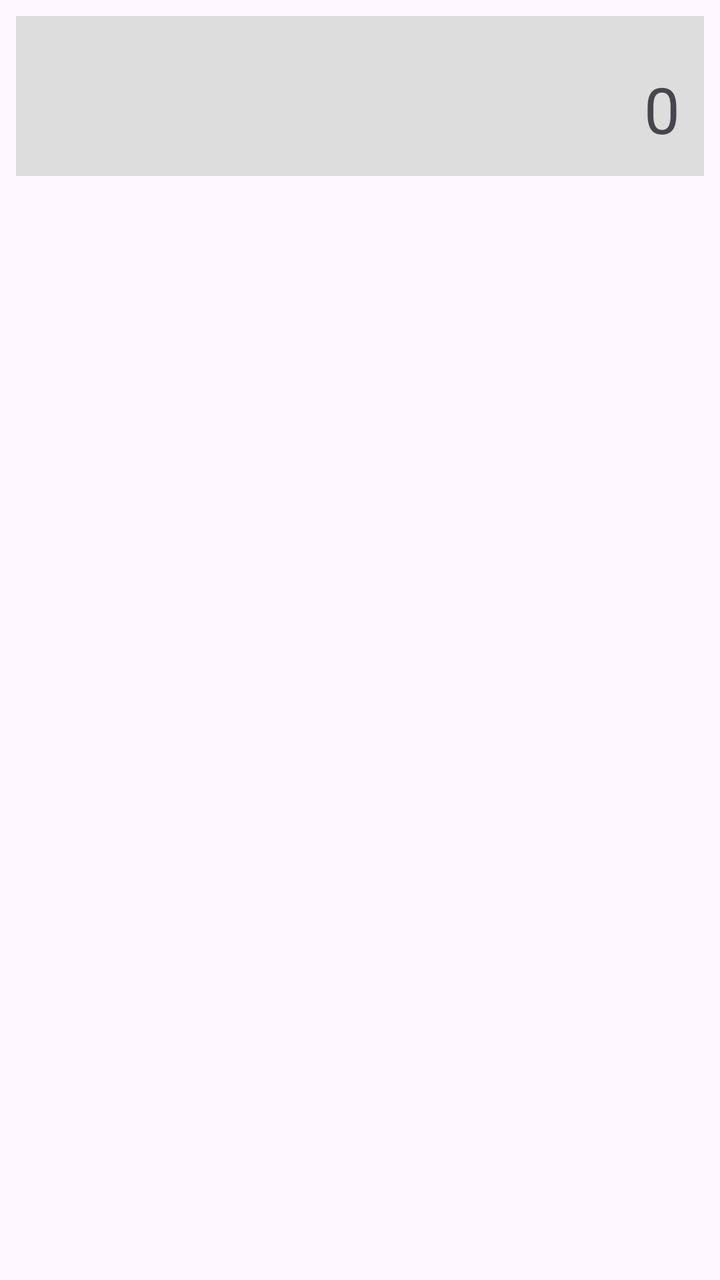
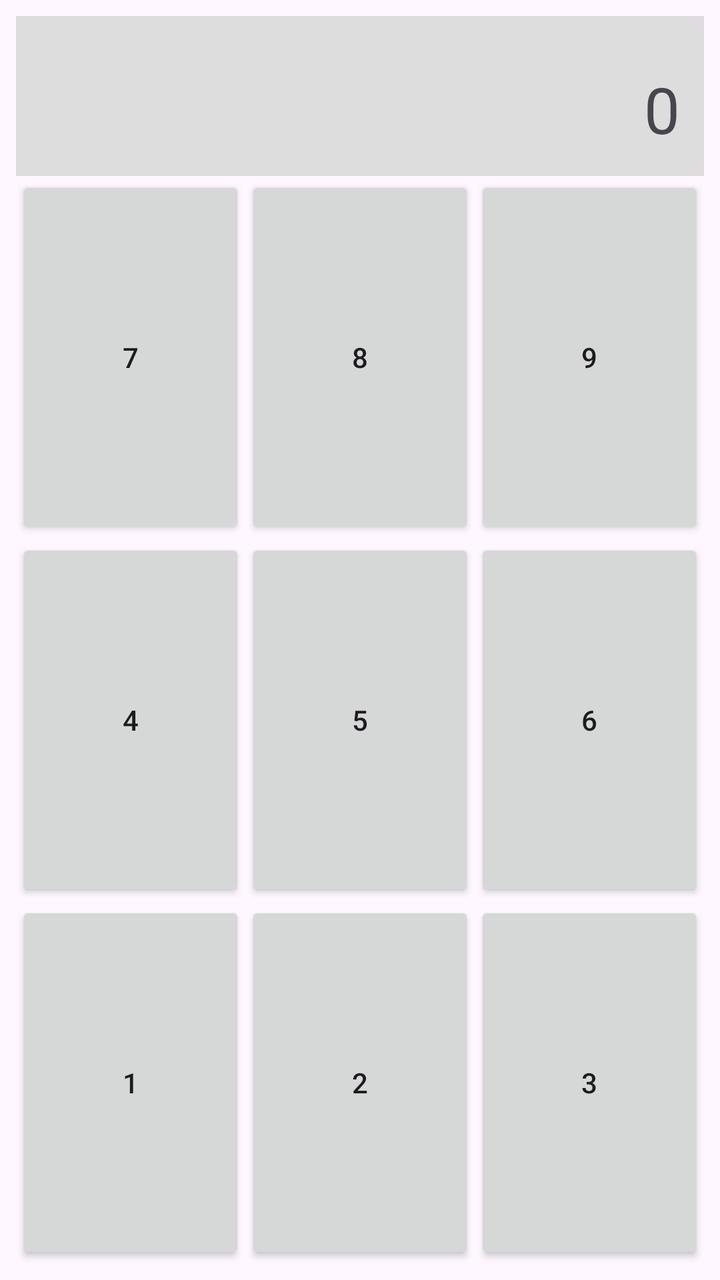

Screens rendered from an Android XML layout before and after an edit, with the pre-edit source and the edit as a unified diff.
<!-- AndroidManifest.xml: application theme Theme.MyApplication -->
<!-- res/layout/activity_main.xml -->
<?xml version="1.0" encoding="utf-8"?>
<LinearLayout xmlns:android="http://schemas.android.com/apk/res/android"
    android:layout_width="match_parent"
    android:layout_height="match_parent"
    android:orientation="vertical"
    android:padding="8dp">

    <TextView
        android:layout_width="match_parent"
        android:layout_height="80dp"
        android:background="#DDDDDD"
        android:gravity="end|bottom"
        android:padding="12dp"
        android:text="0"
        android:textSize="32sp" />


</LinearLayout>
<!-- resources referenced by this layout -->
<resources>
  <style name="Theme.MyApplication" parent="Base.Theme.MyApplication" />
  <style name="Base.Theme.MyApplication" parent="Theme.Material3.DayNight.NoActionBar">
          
          
      </style>
</resources>

<!-- the commit's change to res/layout/activity_main.xml (unified diff, before → after) -->
@@ -14,5 +14,79 @@
         android:text="0"
         android:textSize="32sp" />
 
+    <LinearLayout
+        android:layout_width="match_parent"
+        android:layout_height="0dp"
+        android:layout_weight="1"
+        android:orientation="horizontal">
+
+        <Button
+            android:layout_width="0dp"
+            android:layout_height="match_parent"
+            android:layout_weight="1"
+            android:text="7" />
+
+        <Button
+            android:layout_width="0dp"
+            android:layout_height="match_parent"
+            android:layout_weight="1"
+            android:text="8" />
+
+        <Button
+            android:layout_width="0dp"
+            android:layout_height="match_parent"
+            android:layout_weight="1"
+            android:text="9" />
+    </LinearLayout>
+
+    <LinearLayout
+        android:layout_width="match_parent"
+        android:layout_height="0dp"
+        android:layout_weight="1"
+        android:orientation="horizontal">
+
+        <Button
+            android:layout_width="0dp"
+            android:layout_height="match_parent"
+            android:layout_weight="1"
+            android:text="4" />
+
+        <Button
+            android:layout_width="0dp"
+            android:layout_height="match_parent"
+            android:layout_weight="1"
+            android:text="5" />
+
+        <Button
+            android:layout_width="0dp"
+            android:layout_height="match_parent"
+            android:layout_weight="1"
+            android:text="6" />
+    </LinearLayout>
+
+    <LinearLayout
+        android:layout_width="match_parent"
+        android:layout_height="0dp"
+        android:layout_weight="1"
+        android:orientation="horizontal">
+
+        <Button
+            android:layout_width="0dp"
+            android:layout_height="match_parent"
+            android:layout_weight="1"
+            android:text="1" />
+
+        <Button
+            android:layout_width="0dp"
+            android:layout_height="match_parent"
+            android:layout_weight="1"
+            android:text="2" />
+
+        <Button
+            android:layout_width="0dp"
+            android:layout_height="match_parent"
+            android:layout_weight="1"
+            android:text="3" />
+    </LinearLayout>
 
 </LinearLayout>
